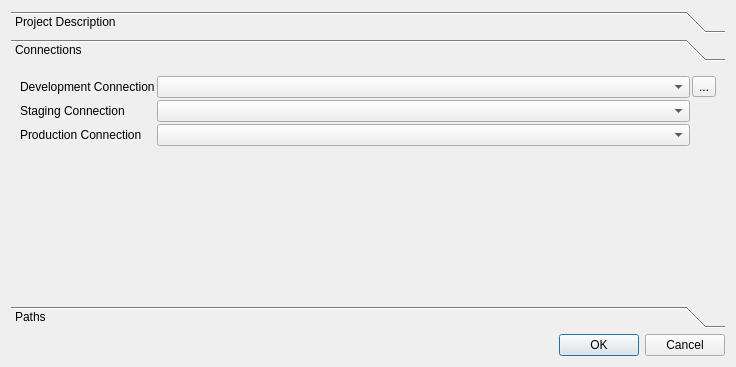
marcotcal/PG-DBA-Tools, file GUI/pgdbatool/dlgproject.ui: the form before one commit.
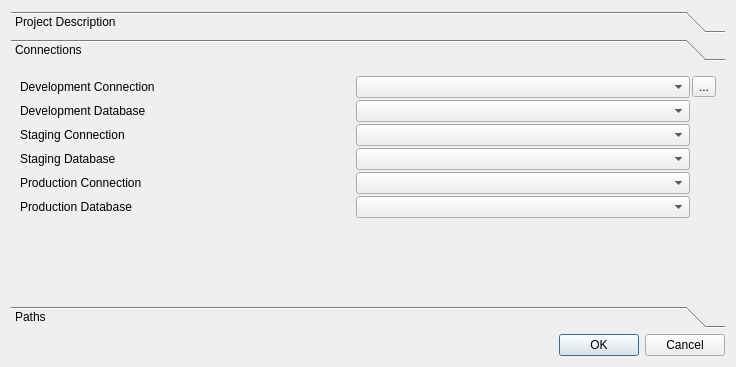
The form after the commit. The open tabs and pages were chosen to show the change. Icons and pictures are not drawn.

Diff of the .ui file:
```diff
--- a/GUI/pgdbatool/dlgproject.ui
+++ b/GUI/pgdbatool/dlgproject.ui
@@ -63,23 +63,42 @@
         <x>0</x>
         <y>0</y>
         <width>718</width>
-        <height>201</height>
+        <height>227</height>
        </rect>
       </property>
       <attribute name="label">
        <string>Connections</string>
       </attribute>
-      <layout class="QGridLayout" name="gridLayout_3" columnstretch="0,1,0">
+      <layout class="QGridLayout" name="gridLayout_3" columnstretch="0,0,0">
        <property name="spacing">
         <number>2</number>
        </property>
-       <item row="2" column="0">
+       <item row="3" column="1">
+        <widget class="QComboBox" name="cb_staging_database"/>
+       </item>
+       <item row="4" column="0">
         <widget class="QLabel" name="label_5">
          <property name="text">
           <string>Production Connection</string>
          </property>
         </widget>
        </item>
+       <item row="0" column="1">
+        <widget class="QComboBox" name="cb_development_connection"/>
+       </item>
+       <item row="2" column="1">
+        <widget class="QComboBox" name="cb_staging_connection"/>
+       </item>
+       <item row="2" column="0">
+        <widget class="QLabel" name="label_4">
+         <property name="text">
+          <string>Staging Connection</string>
+         </property>
+        </widget>
+       </item>
+       <item row="1" column="1">
+        <widget class="QComboBox" name="cb_development_database"/>
+       </item>
        <item row="0" column="2">
         <widget class="QToolButton" name="bt_connections">
          <property name="text">
@@ -91,7 +110,7 @@
          </property>
         </widget>
        </item>
-       <item row="2" column="1">
+       <item row="4" column="1">
         <widget class="QComboBox" name="cb_production_connection"/>
        </item>
        <item row="0" column="0">
@@ -101,20 +120,7 @@
          </property>
         </widget>
        </item>
-       <item row="0" column="1">
-        <widget class="QComboBox" name="cb_development_connection"/>
-       </item>
-       <item row="1" column="1">
-        <widget class="QComboBox" name="cb_staging_connection"/>
-       </item>
-       <item row="1" column="0">
-        <widget class="QLabel" name="label_4">
-         <property name="text">
-          <string>Staging Connection</string>
-         </property>
-        </widget>
-       </item>
-       <item row="3" column="1">
+       <item row="6" column="1">
         <spacer name="verticalSpacer_2">
          <property name="orientation">
           <enum>Qt::Vertical</enum>
@@ -127,6 +133,30 @@
          </property>
         </spacer>
        </item>
+       <item row="5" column="1">
+        <widget class="QComboBox" name="cb_production_database"/>
+       </item>
+       <item row="1" column="0">
+        <widget class="QLabel" name="label_9">
+         <property name="text">
+          <string>Development Database</string>
+         </property>
+        </widget>
+       </item>
+       <item row="3" column="0">
+        <widget class="QLabel" name="label_10">
+         <property name="text">
+          <string>Staging Database</string>
+         </property>
+        </widget>
+       </item>
+       <item row="5" column="0">
+        <widget class="QLabel" name="label_11">
+         <property name="text">
+          <string>Production Database</string>
+         </property>
+        </widget>
+       </item>
       </layout>
      </widget>
      <widget class="QWidget" name="Paths">
```
Left out of the diff: 12 changed lines with no effect on the pictures.
